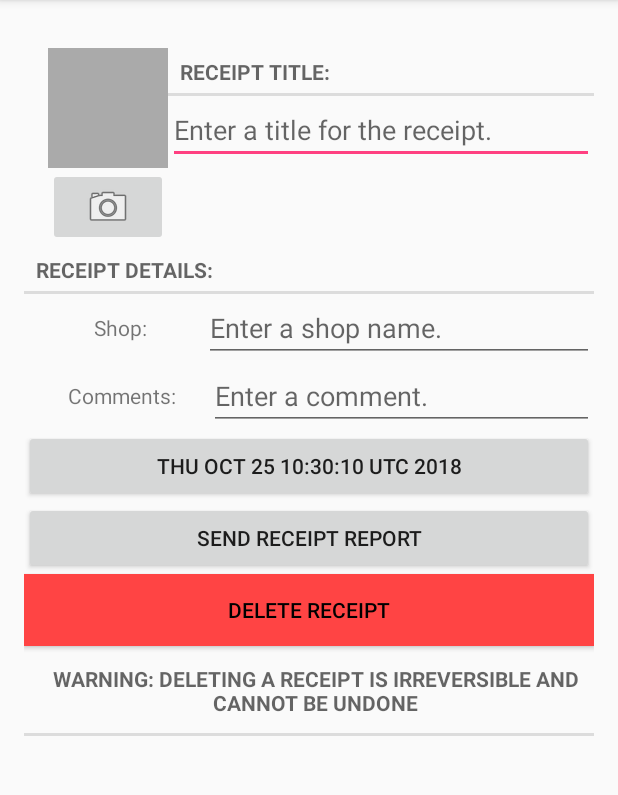
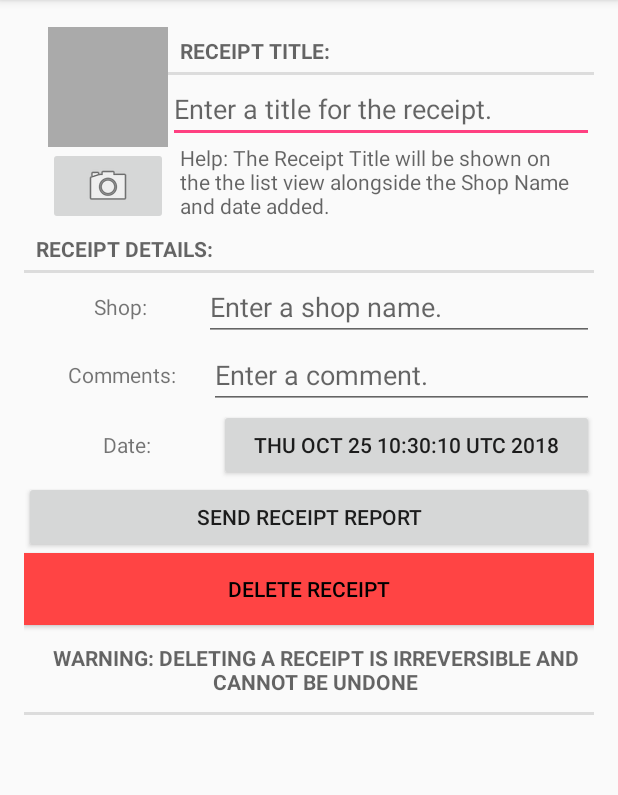
Before and after one commit to Jack-DG/MyReceiptsApp, an Android app: the screen it shows after launch (ReceiptActivity), after a tap on "Shop Name:", on a phone screen of 412 x 824 dp, the part 84-879 px from its top. Run offline under Robolectric (Android 15) with nearby library versions, the phone set to English and light mode, and no system bars; 1 other tap on this screen came first.

Commit message:
Cleaned Up Code. Added Updated APK

```diff
--- a/app/build.gradle
+++ b/app/build.gradle
@@ -1,6 +1,8 @@
 apply plugin: 'com.android.application'
 
 android {
+    signingConfigs {
+    }
     compileSdkVersion 28
     defaultConfig {
         applicationId "jackg.myreceipts"
--- a/app/src/main/java/jackg/myreceipts/Receipt.java
+++ b/app/src/main/java/jackg/myreceipts/Receipt.java
@@ -8,12 +8,10 @@ public class Receipt {
     private UUID mId;
     private String mTitle;
     private Date mDate;
-    private boolean mSolved;
     private String mShopName;
     private String mComment;
     private String mLocationLat;
     private String mLocationLon;
-    //private String mSuspect;
 
     public Receipt() {
         this(UUID.randomUUID());
@@ -44,14 +42,6 @@ public class Receipt {
     public void setDate(Date date) {
         mDate = date;
     }
-
-    /*public boolean isSolved() {
-        return mSolved;
-    }
-
-    public void setSolved(boolean solved) {
-        mSolved = solved;
-    }*/
 
     public String getShopName() {
         return mShopName;
@@ -85,14 +75,6 @@ public class Receipt {
         mLocationLon = locationLon;
     }
 
-    /*public String getSuspect() {
-        return mSuspect;
-    }*/
-
-    /*public void setSuspect(String suspect) {
-        mSuspect = suspect;
-    }*/
-
     public String getPhotoFilename() {
         return "IMG_" + getId().toString() + ".jpg";
     }
--- a/app/src/main/java/jackg/myreceipts/ReceiptFragment.java
+++ b/app/src/main/java/jackg/myreceipts/ReceiptFragment.java
@@ -51,13 +51,8 @@ public class ReceiptFragment extends Fragment {
     private File mPhotoFile;
     private EditText mTitleField;
     private Button mDateButton;
-    //private CheckBox mSolvedCheckBox;
-    //private Button mSuspectButton;
     private EditText mShopName;
     private EditText mComment;
-    private TextView mLocationLat;
-    private TextView mLocationLon;
-    private TextView mShowMapButton;
     private Button mReportButton;
     private ImageButton mPhotoButton;
     private ImageView mPhotoView;
@@ -143,7 +138,6 @@ public class ReceiptFragment extends Fragment {
         mTitleField.addTextChangedListener(new TextWatcher() {
             @Override
             public void beforeTextChanged(CharSequence s, int start, int before, int count) {
-                // This space intentionally left blank
             }
 
             @Override
@@ -153,7 +147,6 @@ public class ReceiptFragment extends Fragment {
 
             @Override
             public void afterTextChanged(Editable editable) {
-                // This one too
             }
         });
 
@@ -174,7 +167,6 @@ public class ReceiptFragment extends Fragment {
         mShopName.addTextChangedListener(new TextWatcher() {
             @Override
             public void beforeTextChanged(CharSequence s, int start, int before, int count) {
-                // This space intentionally left blank
             }
 
             @Override
@@ -184,7 +176,6 @@ public class ReceiptFragment extends Fragment {
 
             @Override
             public void afterTextChanged(Editable editable) {
-                // This one too
             }
         });
 
@@ -193,7 +184,6 @@ public class ReceiptFragment extends Fragment {
         mComment.addTextChangedListener(new TextWatcher() {
             @Override
             public void beforeTextChanged(CharSequence s, int start, int before, int count) {
-                // This space intentionally left blank
             }
 
             @Override
@@ -203,64 +193,8 @@ public class ReceiptFragment extends Fragment {
 
             @Override
             public void afterTextChanged(Editable editable) {
-                // This one too
             }
         });
-
-        /*mLocationLat = (TextView) v.findViewById(R.id.receipt_lat);
-        mLocationLat.setText(mReceipt.getLocationLat());
-        mLocationLat.addTextChangedListener(new TextWatcher() {
-            @Override
-            public void beforeTextChanged(CharSequence s, int start, int before, int count) {
-                // This space intentionally left blank
-            }
-
-            @Override
-            public void onTextChanged(CharSequence s, int start, int before, int count) {
-                mReceipt.setLocationLat(s.toString());
-            }
-
-            @Override
-            public void afterTextChanged(Editable editable) {
-                // This one too
-            }
-        });*/
-
-        /*mLocationLon = (TextView) v.findViewById(R.id.receipt_lon);
-        mLocationLon.setText(mReceipt.getLocationLon());
-        mLocationLon.addTextChangedListener(new TextWatcher() {
-            @Override
-            public void beforeTextChanged(CharSequence s, int start, int before, int count) {
-                // This space intentionally left blank
-            }
-
-            @Override
-            public void onTextChanged(CharSequence s, int start, int before, int count) {
-                mReceipt.setLocationLon(s.toString());
-            }
-
-            @Override
-            public void afterTextChanged(Editable editable) {
-                // This one too
-            }
-        });*/
-
-        /*mShowMapButton = (Button) v.findViewById(R.id.receipt_map);
-        mShowMapButton.setOnClickListener(new View.OnClickListener() {
-            @Override
-            public void onClick(View view) {
-                //Show map
-            }
-        });*/
-
-        /*mSolvedCheckBox = (CheckBox) v.findViewById(R.id.crime_solved);
-        mSolvedCheckBox.setChecked(mReceipt.isSolved());
-        mSolvedCheckBox.setOnCheckedChangeListener(new OnCheckedChangeListener() {
-            @Override
-            public void onCheckedChanged(CompoundButton compoundButton, boolean isChecked) {
-                mReceipt.setSolved(isChecked);
-            }
-        });*/
 
 
         mDeleteButton = (Button) v.findViewById(R.id.delete_button);
@@ -285,23 +219,9 @@ public class ReceiptFragment extends Fragment {
             }
         });
 
-        /*final Intent pickContact = new Intent(Intent.ACTION_PICK, ContactsContract.Contacts.CONTENT_URI);
-        mSuspectButton = (Button) v.findViewById(R.id.crime_suspect);
-        mSuspectButton.setOnClickListener(new View.OnClickListener() {
-            @Override
-            public void onClick(View view) {
-                startActivityForResult(pickContact, REQUEST_CONTACT);
-            }
-        });
-
-        if (mReceipt.getSuspect() != null) {
-            mSuspectButton.setText(mReceipt.getSuspect());
-        }*/
 
         PackageManager packageManager = getActivity().getPackageManager();
-        /*if (packageManager.resolveActivity(pickContact, PackageManager.MATCH_DEFAULT_ONLY) == null) {
-            mSuspectButton.setEnabled(false);
-        }*/
+
 
         mPhotoButton = (ImageButton) v.findViewById(R.id.receipt_camera);
         final Intent captureImage = new Intent(MediaStore.ACTION_IMAGE_CAPTURE);
--- a/app/src/main/res/layout/fragment_receipt.xml
+++ b/app/src/main/res/layout/fragment_receipt.xml
@@ -3,13 +3,14 @@
     android:layout_width="match_parent"
     android:layout_height="match_parent"
     android:layout_margin="16dp"
+    android:layout_marginRight="16dp"
     android:orientation="vertical">
 
     <LinearLayout
         android:layout_width="match_parent"
         android:layout_height="wrap_content"
         android:layout_marginLeft="16dp"
-        android:layout_marginTop="16dp"
+        android:layout_marginTop="2dp"
         android:orientation="horizontal">
 
         <LinearLayout
@@ -47,6 +48,14 @@
                 android:layout_width="match_parent"
                 android:layout_height="wrap_content"
                 android:hint="@string/receipt_title_hint" />
+
+            <TextView
+                android:id="@+id/receipt_title1"
+                android:layout_width="match_parent"
+                android:layout_height="wrap_content"
+                android:layout_marginLeft="8dp"
+                android:layout_marginRight="8dp"
+                android:hint="Help: The Receipt Title will be shown on the the list view alongside the Shop Name and date added." />
         </LinearLayout>
     </LinearLayout>
 
@@ -102,12 +111,30 @@
 
     </LinearLayout>
 
+    <LinearLayout
+        android:layout_width="match_parent"
+        android:layout_height="wrap_content"
+        android:orientation="horizontal">
+
+        <TextView
+            android:layout_width="wrap_content"
+            android:layout_height="match_parent"
+            android:gravity="center"
+            android:layout_marginLeft="8dp"
+            android:layout_weight="1"
+            android:text="Date:" />
+
+        <Button
+            android:id="@+id/receipt_date"
+            android:layout_width="wrap_content"
+            android:layout_height="wrap_content"
+            android:layout_weight="1"
+            android:ems="10"
+            android:inputType="textMultiLine" />
 
 
-    <Button
-        android:id="@+id/receipt_date"
-        android:layout_width="match_parent"
-        android:layout_height="wrap_content" />
+
+    </LinearLayout>
 
     <Button
         android:id="@+id/receipt_report"
--- a/app/src/main/res/values/strings.xml
+++ b/app/src/main/res/values/strings.xml
@@ -7,7 +7,7 @@
     <string name="receipt_comment">Enter a comment.</string>
     <string name="receipt_solved_label">Solved</string>
     <string name="date_picker_title">Date of receipt:</string>
-    <string name="new_receipt">New Crime</string>
+    <string name="new_receipt">New Receipt</string>
     <string name="show_subtitle">Show Subtitle</string>
     <string name="hide_subtitle">Hide Subtitle</string>
     <string name="subtitle_format">%1$d receipts</string>
```
Also changed, not shown: 1 other file.
